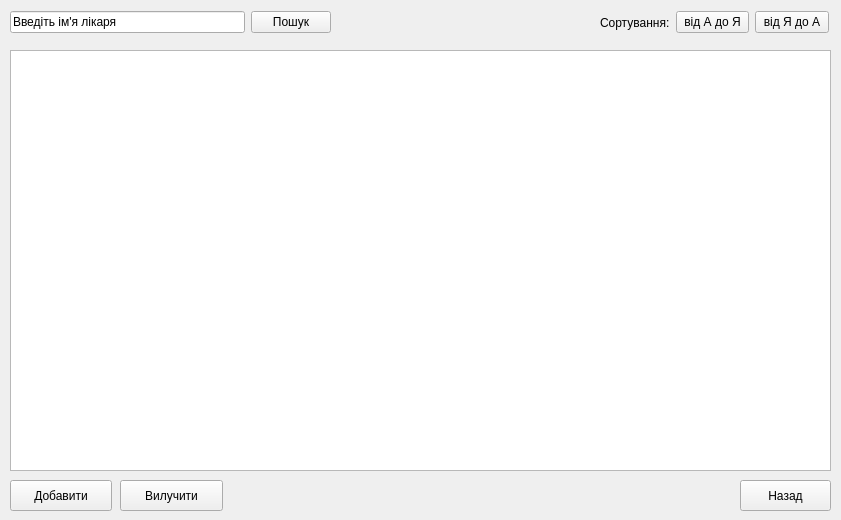
First picture: the form in doctorlist.ui, repository Shadowfank/ClinicRegistry, before the edit.
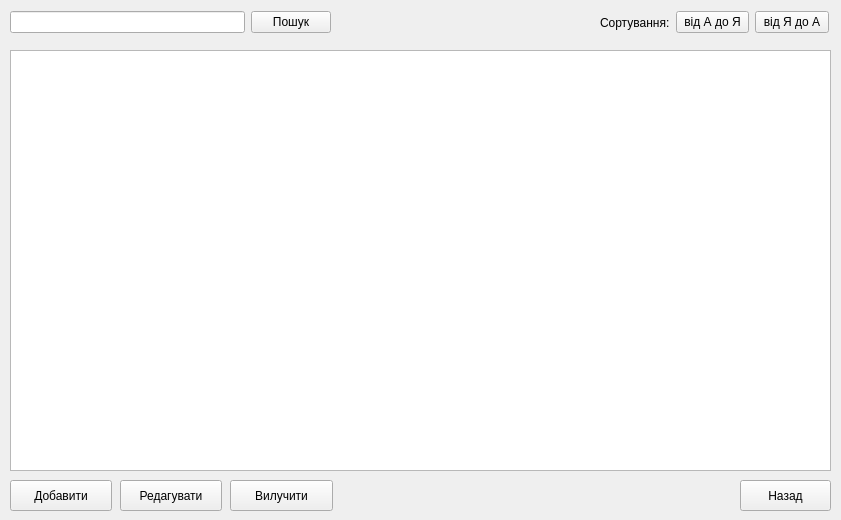
Second picture: the form after the edit.

```diff
--- a/doctorlist.ui
+++ b/doctorlist.ui
@@ -45,7 +45,7 @@
   <widget class="QPushButton" name="pushButton_4">
    <property name="geometry">
     <rect>
-     <x>120</x>
+     <x>230</x>
      <y>480</y>
      <width>103</width>
      <height>31</height>
@@ -81,7 +81,7 @@
     <item>
      <widget class="QLineEdit" name="doctor_search">
       <property name="text">
-       <string>Введіть ім'я лікаря</string>
+       <string/>
       </property>
      </widget>
     </item>
@@ -127,6 +127,19 @@
     </item>
    </layout>
   </widget>
+  <widget class="QPushButton" name="pushButton_5">
+   <property name="geometry">
+    <rect>
+     <x>120</x>
+     <y>480</y>
+     <width>102</width>
+     <height>31</height>
+    </rect>
+   </property>
+   <property name="text">
+    <string>Редагувати</string>
+   </property>
+  </widget>
  </widget>
  <resources/>
  <connections/>
```
